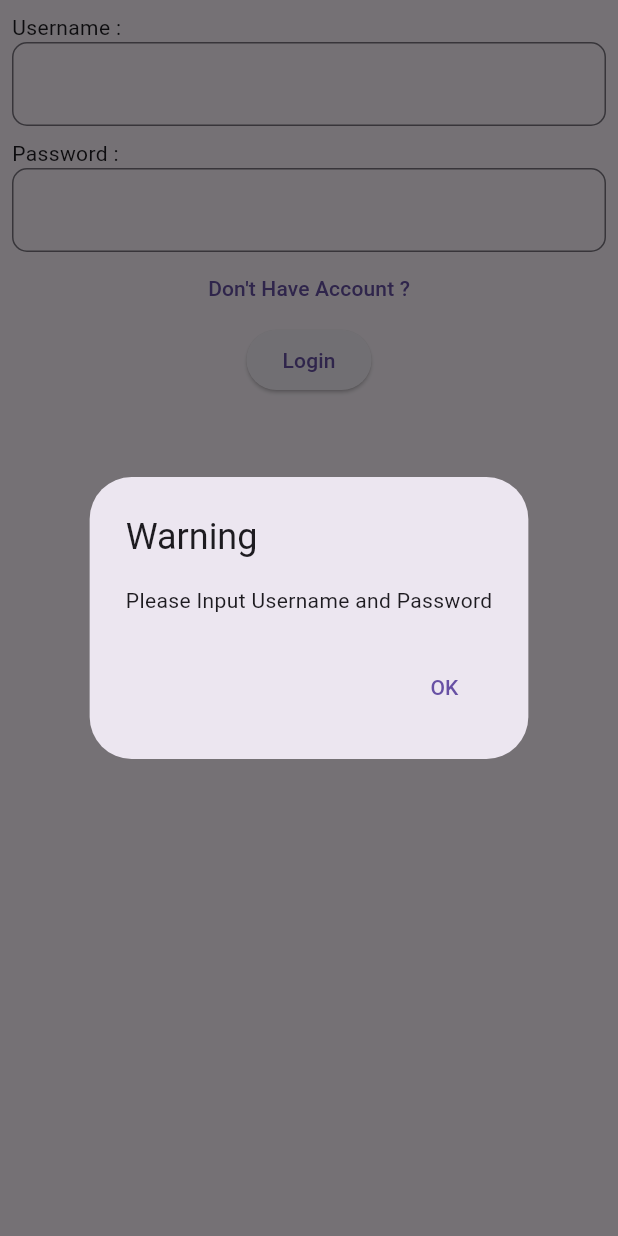
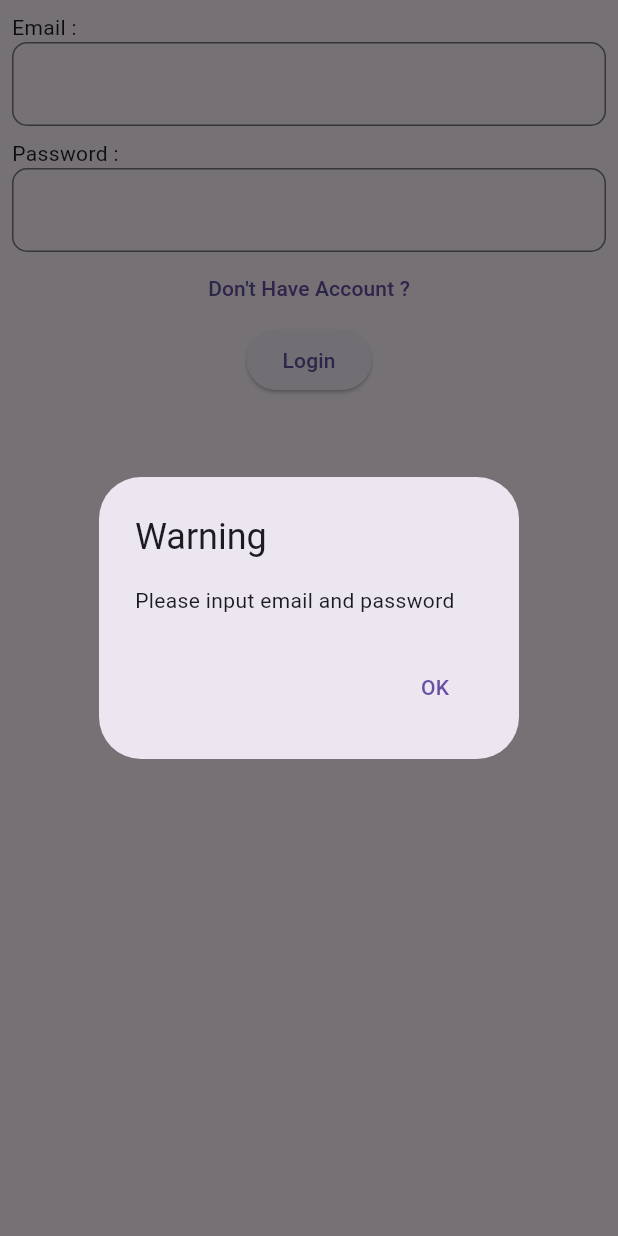
Before and after one commit to NicholasWjy24/hummingbird-express, a Flutter app: the screen it shows after launch, after a tap on "Login", on a phone screen of 412 x 824 dp. Run offline on Flutter 3.47's test engine with Material 3 defaults, Android fonts, the light colour scheme and no system bars; our stand-ins replace firebase_auth, firebase_core; accounts and stored records are empty.

Commit message:
feat: Add Login

```diff
--- a/lib/ui/auth/widget/login_screen.dart
+++ b/lib/ui/auth/widget/login_screen.dart
@@ -1,5 +1,8 @@
 import 'package:flutter/material.dart';
 import 'package:hummingbird_express/ui/auth/widget/register_screen.dart';
+import 'package:provider/provider.dart';
+
+import '../viewmodel/auth_viewmodel.dart';
 
 class LoginScreen extends StatefulWidget {
   const LoginScreen({super.key});
@@ -9,11 +12,13 @@ class LoginScreen extends StatefulWidget {
 }
 
 class _LoginScreenState extends State<LoginScreen> {
-  final TextEditingController usernameTextEditingController = TextEditingController();
-  final TextEditingController passwordTextEditingController = TextEditingController();
+  final TextEditingController emailController = TextEditingController();
+  final TextEditingController passwordController = TextEditingController();
 
   @override
   Widget build(BuildContext context) {
+    final authViewModel =
+    Provider.of<AuthViewModel>(context);
     return Scaffold(
       body: SafeArea(
           child: Padding(
@@ -24,9 +29,9 @@ class _LoginScreenState extends State<LoginScreen> {
                   Column(
                     crossAxisAlignment: CrossAxisAlignment.start,
                     children: [
-                      Text("Username :"),
+                      Text("Email :"),
                       TextField(
-                        controller: usernameTextEditingController,
+                        controller: emailController,
                         decoration: InputDecoration(
                           border: OutlineInputBorder(
                             borderRadius: BorderRadius.circular(10),
@@ -41,7 +46,7 @@ class _LoginScreenState extends State<LoginScreen> {
                     children: [
                       Text("Password :"),
                       TextField(
-                        controller: passwordTextEditingController,
+                        controller: passwordController,
                         decoration: InputDecoration(
                           border: OutlineInputBorder(
                             borderRadius: BorderRadius.circular(10),
@@ -55,26 +60,84 @@ class _LoginScreenState extends State<LoginScreen> {
                       child: Text("Don't Have Account ?"),
                   ),
                   ElevatedButton(
-                      onPressed: ()  {
-                        if(usernameTextEditingController.text.trim().isEmpty || passwordTextEditingController.text.trim().isEmpty){
+                    onPressed: () async {
+                      final error = authViewModel.validate(
+                        emailController.text,
+                        passwordController.text,
+                      );
+
+                      if (error != null) {
                         showDialog(
                           context: context,
-                              builder: (BuildContext context) => AlertDialog(
-                                title: const Text('Warning'),
-                                content: const Text('Please Input Username and Password'),
+                          builder: (_) => AlertDialog(
+                            title: const Text("Warning"),
+                            content: Text(error),
                             actions: [
                               TextButton(
-                                    onPressed: () => Navigator.pop(context, 'OK'),
-                                    child: const Text('OK'),
+                                onPressed: () {
+                                  Navigator.pop(context);
+                                },
+                                child: const Text("OK"),
                               ),
                             ],
                           ),
                         );
                         return;
                       }
+
+                      await authViewModel.login(
+                        emailController.text,
+                        passwordController.text,
+                      );
+
+                      if (!context.mounted) return;
+
+                      if (authViewModel.errorMessage != null) {
+                        showDialog(
+                          context: context,
+                          builder: (_) => AlertDialog(
+                            title: const Text("Error"),
+                            content: Text(
+                              authViewModel.errorMessage!,
+                            ),
+                            actions: [
+                              TextButton(
+                                onPressed: () {
+                                  Navigator.pop(context);
+                                },
+                                child: const Text("OK"),
+                              ),
+                            ],
+                          ),
+                        );
+                      } else {
+                        showDialog(
+                          context: context,
+                          builder: (_) => AlertDialog(
+                            title: const Text("Success"),
+                            content: const Text(
+                              "Login success",
+                            ),
+                            actions: [
+                              TextButton(
+                                onPressed: () {
+                                  Navigator.pop(context);
+                                  Navigator.pushReplacement(
+                                    context,
+                                    MaterialPageRoute(
+                                      builder: (_) => const LoginScreen(),
+                                    ),
+                                  );
+                                },
+                                child: const Text("OK"),
+                              ),
+                            ],
+                          ),
+                        );
+                      }
                     },
                     child: Text("Login"),
-                  )
+                  ),
                 ],
               ),
             ),
--- a/lib/ui/auth/widget/register_screen.dart
+++ b/lib/ui/auth/widget/register_screen.dart
@@ -138,7 +138,7 @@ class _RegisterScreenState extends State<RegisterScreen> {
                         }
                       },
                       child: Text("Register"),
-                  )
+                  ),
                 ],
               ),
             ),
```
Lines whose indentation alone changed are shown as unchanged.
